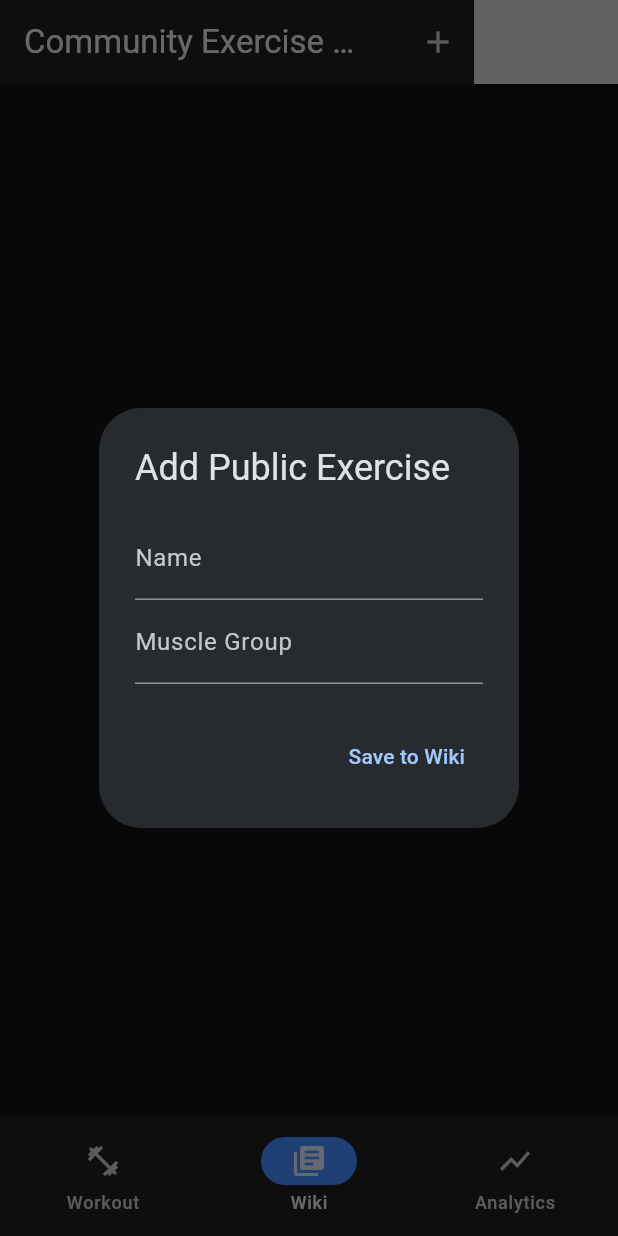
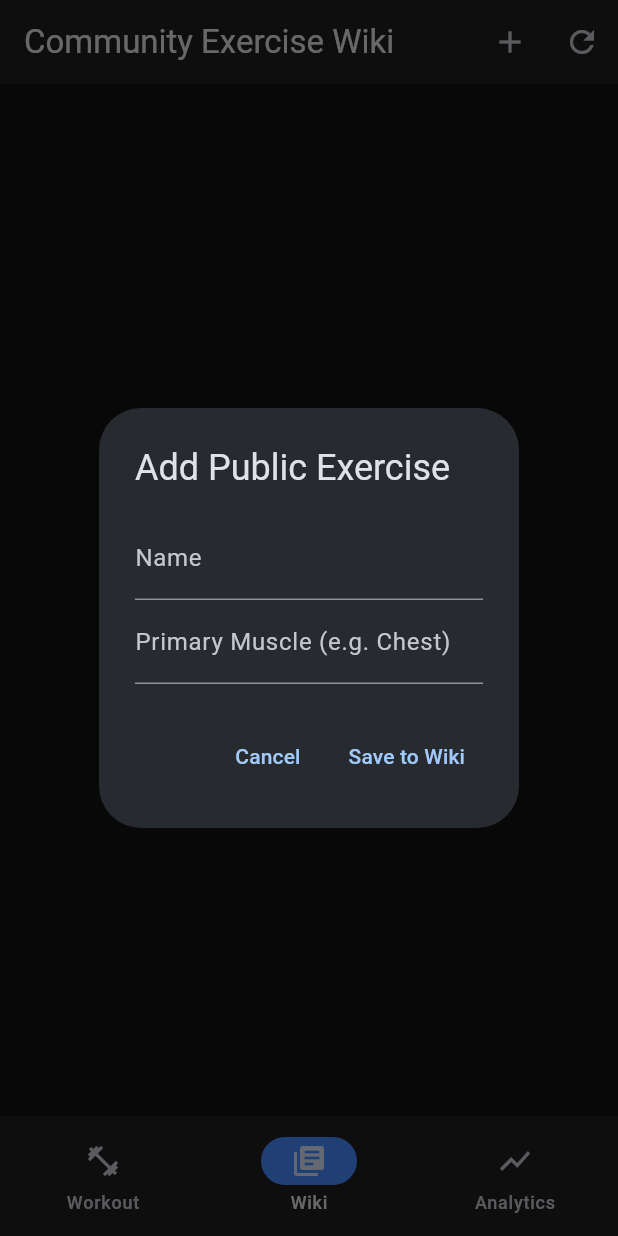
Before and after one commit to Preston-Eck/open_lift_2, a Flutter app: the screen it shows after launch, item 2 of the bottom bar chosen, after a tap on the "add" icon, on a phone screen of 412 x 824 dp. Run offline on Flutter 3.47's test engine with Material 3 defaults, Android fonts, the light colour scheme and no system bars; our stand-ins replace fl_chart, google_generative_ai, sqflite, sqflite_common_ffi, supabase_flutter, wakelock_plus; accounts and stored records are empty.

```diff
--- a/lib/models/exercise.dart
+++ b/lib/models/exercise.dart
@@ -1,58 +1,50 @@
 class Exercise {
   final String id;
   final String name;
-  final String? force;
+  final String? category;
+  final List<String> primaryMuscles;
+  final List<String> secondaryMuscles;
+  final List<String> equipment; // Stored as array in DB
   final String? level;
   final String? mechanic;
-  final String? equipment;
-  final List<String> primaryMuscles;
-  final List<String> secondaryMuscles;
-  final List<String> instructions;
-  final String? category;
-  final List<String> images;
 
   Exercise({
     required this.id,
     required this.name,
-    this.force,
+    this.category,
+    required this.primaryMuscles,
+    required this.secondaryMuscles,
+    required this.equipment,
     this.level,
     this.mechanic,
-    this.equipment,
-    required this.primaryMuscles,
-    required this.secondaryMuscles,
-    required this.instructions,
-    this.category,
-    required this.images,
   });
 
   factory Exercise.fromJson(Map<String, dynamic> json) {
     return Exercise(
-      id: json['id'] ?? json['name'], // Fallback if ID is missing
-      name: json['name'],
-      force: json['force'],
+      // Fallback to 'name' if 'id' is missing (common in some JSON lists)
+      id: json['id']?.toString() ?? json['name'] ?? 'unknown',
+      name: json['name'] ?? 'Unnamed Exercise',
+      category: json['category'],
+      // Handle Postgres Arrays (text[]) which come back as Lists
+      primaryMuscles: List<String>.from(json['primary_muscles'] ?? []),
+      secondaryMuscles: List<String>.from(json['secondary_muscles'] ?? []),
+      // The import script saves equipment as an array 'equipment_required'
+      equipment: List<String>.from(json['equipment_required'] ?? []),
       level: json['level'],
       mechanic: json['mechanic'],
-      equipment: json['equipment'],
-      primaryMuscles: List<String>.from(json['primaryMuscles'] ?? []),
-      secondaryMuscles: List<String>.from(json['secondaryMuscles'] ?? []),
-      instructions: List<String>.from(json['instructions'] ?? []),
-      category: json['category'],
-      images: List<String>.from(json['images'] ?? []),
     );
   }
 
+  // Helper for uploading data if needed from the app
   Map<String, dynamic> toSupabaseMap() {
     return {
       'name': name,
-      'force': force,
+      'category': category,
+      'primary_muscles': primaryMuscles,
+      'secondary_muscles': secondaryMuscles,
+      'equipment_required': equipment,
       'level': level,
       'mechanic': mechanic,
-      'equipment_required': equipment != null ? [equipment] : [], // Adapter for array
-      'primary_muscles': primaryMuscles,
-      'secondary_muscles': secondaryMuscles,
-      'instructions': instructions,
-      'category': category,
-      'images': images,
     };
   }
 }
--- a/lib/screens/wiki_screen.dart
+++ b/lib/screens/wiki_screen.dart
@@ -12,6 +12,7 @@
 class _WikiScreenState extends State<WikiScreen> {
   final _supabase = Supabase.instance.client;
   List<Exercise> _exercises = [];
+  bool _isLoading = false;
 
   @override
   void initState() {
@@ -20,10 +21,28 @@
   }
 
   Future<void> _fetchExercises() async {
-    final data = await _supabase.from('exercises').select().order('name');
+    setState(() => _isLoading = true);
+    try {
+      final data = await _supabase
+          .from('exercises')
+          .select()
+          .order('name')
+          .limit(100); // Limit to 100 for performance until we add pagination
+
+      if (mounted) {
         setState(() {
           _exercises = (data as List).map((e) => Exercise.fromJson(e)).toList();
         });
+      }
+    } catch (e) {
+      if (mounted) {
+        ScaffoldMessenger.of(context).showSnackBar(
+          SnackBar(content: Text('Error loading exercises: $e')),
+        );
+      }
+    } finally {
+      if (mounted) setState(() => _isLoading = false);
+    }
   }
 
   Future<void> _addExerciseDialog() async {
@@ -37,21 +56,37 @@
         content: Column(
           mainAxisSize: MainAxisSize.min,
           children: [
-            TextField(controller: nameController, decoration: const InputDecoration(labelText: "Name")),
-            TextField(controller: muscleController, decoration: const InputDecoration(labelText: "Muscle Group")),
+            TextField(
+              controller: nameController,
+              decoration: const InputDecoration(labelText: "Name")
+            ),
+            TextField(
+              controller: muscleController,
+              decoration: const InputDecoration(labelText: "Primary Muscle (e.g. Chest)")
+            ),
           ],
         ),
         actions: [
           TextButton(
+            onPressed: () => Navigator.pop(context),
+            child: const Text("Cancel"),
+          ),
+          TextButton(
             onPressed: () async {
               if (nameController.text.isNotEmpty) {
+                try {
                   await _supabase.from('exercises').insert({
                     'name': nameController.text,
-                  'muscle_group': muscleController.text,
-                  'equipment_required': ['None'], // Simplified for demo
+                    'primary_muscles': [muscleController.text],
+                    'equipment_required': [],
                   });
                   if(context.mounted) Navigator.pop(context);
                   _fetchExercises();
+                } catch (e) {
+                  if(context.mounted) {
+                     ScaffoldMessenger.of(context).showSnackBar(SnackBar(content: Text("Error: $e")));
+                  }
+                }
               }
             },
             child: const Text("Save to Wiki"),
@@ -68,28 +103,25 @@
         title: const Text("Community Exercise Wiki"),
         actions: [
           IconButton(icon: const Icon(Icons.add), onPressed: _addExerciseDialog),
-        title: const Text("Wiki"),
-        actions: [
-          IconButton(
-            icon: const Icon(Icons.cloud_upload),
-            onPressed: () async {
-              // Trigger the seed
-              await SeederService().seedInitialExercises();
-              ScaffoldMessenger.of(context).showSnackBar(const SnackBar(content: Text("Import Started... check console")));
-          },
-         ),
+          IconButton(icon: const Icon(Icons.refresh), onPressed: _fetchExercises),
         ],
       ),
-      body: ListView.builder(
+      body: _isLoading
+        ? const Center(child: CircularProgressIndicator())
+        : ListView.builder(
             itemCount: _exercises.length,
             itemBuilder: (context, index) {
               final ex = _exercises[index];
+              final muscles = ex.primaryMuscles.isNotEmpty
+                  ? ex.primaryMuscles.join(', ')
+                  : 'General';
+
               return ListTile(
                 title: Text(ex.name),
-            subtitle: Text("${ex.muscleGroup} • ${ex.equipment.join(', ')}"),
-            trailing: const Icon(Icons.edit),
+                subtitle: Text("$muscles • ${ex.equipment.join(', ')}"),
+                trailing: const Icon(Icons.chevron_right),
                 onTap: () {
-              // Implement Edit Logic here using UPDATE query
+                  // Navigate to details (placeholder)
                 },
               );
             },
```
Also changed, not shown: lib/services/seeder_service.dart (+36 -0 lines), pubspec.yaml (+2 -37 lines), scripts/bulk_import.dart (+41 -15 lines), assets/data/exercises.json (renamed from assets/exercises.json), pubspec.lock, 1 other file. Lines whose indentation alone changed are shown as unchanged.
